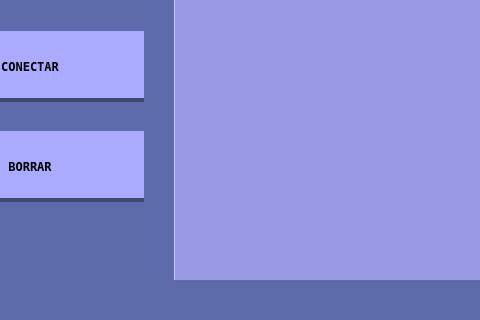
First picture: the form in App_GUI.ui, repository patmar1224/Zigbee-python, before the edit; both pictures show x 107 to 587 and y 429 to 749 of the 1154 by 749 pixel window.
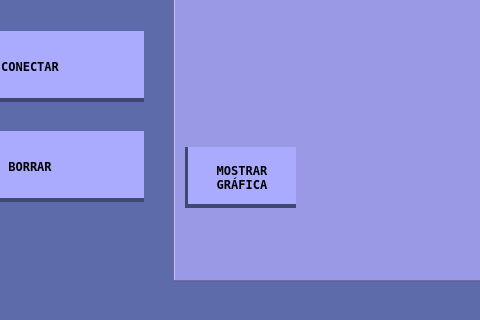
Second picture: the form after the edit. The open tabs and pages were chosen to show the change. Icons and pictures are not drawn. Custom widgets are drawn as their Qt base class.

What changed in the file:
```diff
--- a/App_GUI.ui
+++ b/App_GUI.ui
@@ -792,6 +792,59 @@
          <enum>QFrame::Raised</enum>
         </property>
        </widget>
+       <widget class="QPushButton" name="graficar">
+        <property name="geometry">
+         <rect>
+          <x>10</x>
+          <y>540</y>
+          <width>111</width>
+          <height>61</height>
+         </rect>
+        </property>
+        <property name="font">
+         <font>
+          <family>Bitstream Vera Sans Mono</family>
+          <weight>75</weight>
+          <bold>true</bold>
+         </font>
+        </property>
+        <property name="cursor">
+         <cursorShape>PointingHandCursor</cursorShape>
+        </property>
+        <property name="styleSheet">
+         <string notr="true">QPushButton{
+	background-color: rgb(170, 170, 255);
+	border:none;
+	padding-top: 3px;
+	border-left: 3px solid rgb(62, 72, 115);
+	border-bottom: 4px solid rgb(62, 72, 115);
+}
+
+QPushButton:hover{
+	background-color: rgb(139, 139, 209);
+	border:none;
+	border-left: 3px solid rgb(62, 72, 115);
+	border-bottom: 6px solid rgb(62, 72, 115);
+}
+
+QPushButton:pressed{
+	background-color: rgb(139, 139, 209);
+	border:none;
+	border-left: 3px solid rgb(62, 72, 115);
+	border-top: 4px solid rgb(62, 72, 115);
+	padding-top: -3px;
+	border-bottom: none;
+}</string>
+        </property>
+        <property name="text">
+         <string>MOSTRAR 
+GRÁFICA</string>
+        </property>
+        <property name="icon">
+         <iconset resource="logo.qrc">
+          <normaloff>:/cct/business-and-money-icon-pack-91/grafico-de-lineas.png</normaloff>:/cct/business-and-money-icon-pack-91/grafico-de-lineas.png</iconset>
+        </property>
+       </widget>
       </widget>
       <widget class="QWidget" name="tabla_sensor">
        <property name="mouseTracking">
```
Left out of the diff: 2 changed lines with no effect on the pictures.
